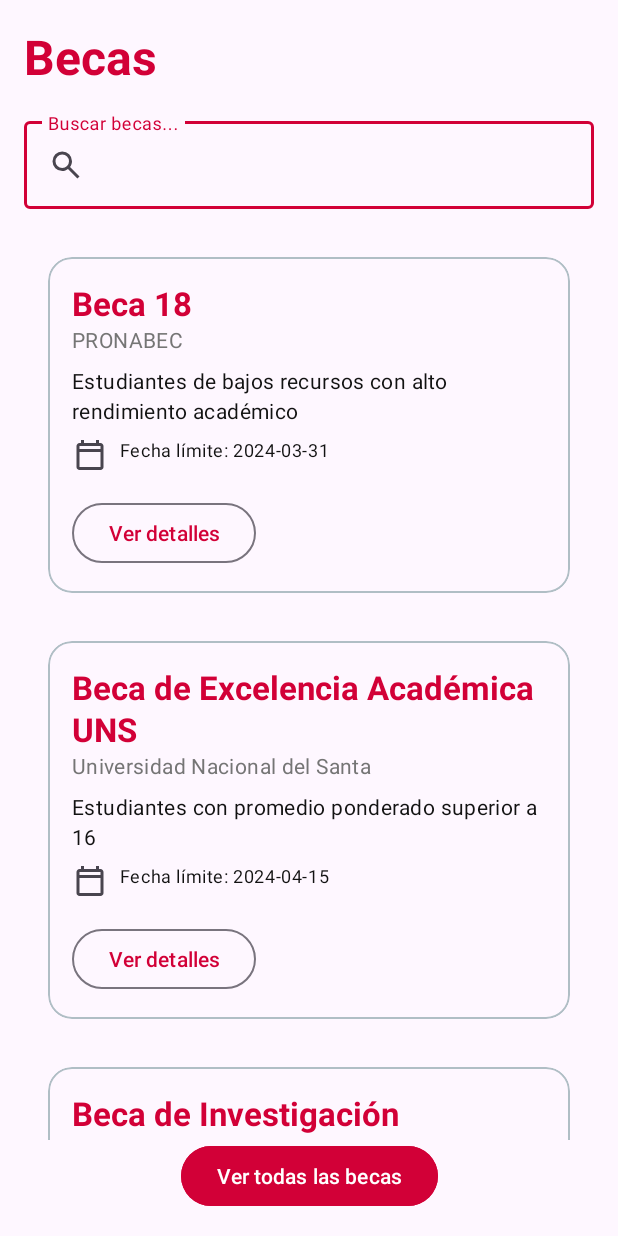
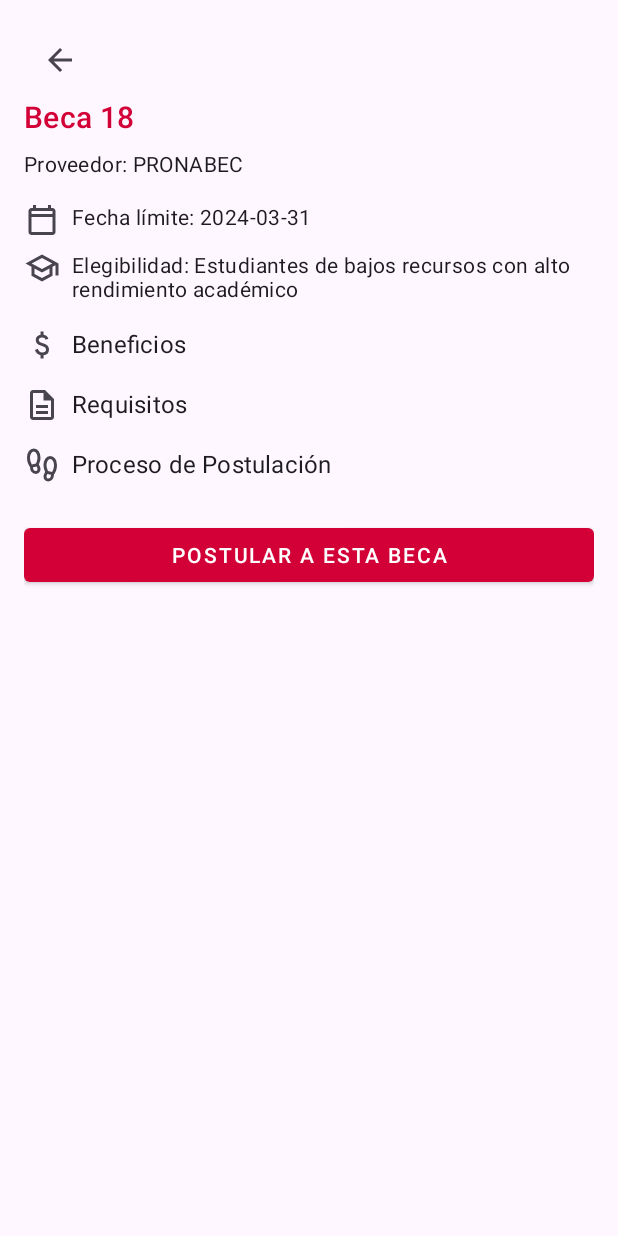
Before and after one commit to JoelLeonUNS/trabajos-uns, an Android app: the screen it shows after launch (MainActivity), on a phone screen of 412 x 824 dp. Run offline under Robolectric (Android 15) with nearby library versions, the phone set to English and light mode, and no system bars.

Commit message:
becas detalles 1.0

```diff
--- /dev/null
+++ b/M3DesignUNS/app/src/main/java/com/example/m3design_uns/BecaDetalleFragment.kt
@@ -0,0 +1,67 @@
+package com.example.m3design_uns
+
+import android.os.Bundle
+import android.view.LayoutInflater
+import android.view.View
+import android.view.ViewGroup
+import android.widget.LinearLayout
+import android.widget.TextView
+import androidx.fragment.app.Fragment
+import com.google.android.material.button.MaterialButton
+import com.google.android.material.textview.MaterialTextView
+
+class BecaDetalleFragment : Fragment() {
+
+    private var beca: Scholarship? = null
+
+    override fun onCreateView(
+        inflater: LayoutInflater,
+        container: ViewGroup?,
+        savedInstanceState: Bundle?
+    ): View? {
+        val view = inflater.inflate(R.layout.fragment_beca_detalle, container, false)
+
+        arguments?.let {
+            beca = it.getSerializable("beca") as Scholarship
+        }
+
+        val title: TextView = view.findViewById(R.id.beca_title)
+        val provider: TextView = view.findViewById(R.id.beca_provider)
+        val deadline: TextView = view.findViewById(R.id.beca_deadline)
+        val eligibility: TextView = view.findViewById(R.id.beca_eligibility)
+
+        beca?.let {
+            title.text = it.title
+            provider.text = it.provider
+            deadline.text = "Fecha límite de postulación: ${it.deadline}"
+            eligibility.text = "Elegibilidad: ${it.eligibility}"
+        }
+
+        val benefitsLayout: LinearLayout = view.findViewById(R.id.benefits_layout)
+        val requirementsLayout: LinearLayout = view.findViewById(R.id.requirements_layout)
+        val applicationProcessLayout: LinearLayout = view.findViewById(R.id.application_process_layout)
+
+        beca?.let {
+            populateList(benefitsLayout, it.benefits)
+            populateList(requirementsLayout, it.requirements)
+            populateList(applicationProcessLayout, it.applicationProcess)
+        }
+
+        val applyButton: MaterialButton = view.findViewById(R.id.button_apply)
+        applyButton.setOnClickListener {
+            // Lógica para la postulación
+        }
+
+        return view
+    }
+
+    private fun populateList(layout: LinearLayout, items: List<String>) {
+        for (item in items) {
+            val textView = MaterialTextView(requireContext())
+            textView.text = "• $item"
+            textView.setTextColor(requireContext().getColor(R.color.colorOnSurface))
+            textView.textSize = 16f
+            layout.addView(textView)
+        }
+    }
+}
--- a/M3DesignUNS/app/src/main/java/com/example/m3design_uns/BecasFragment.kt
+++ b/M3DesignUNS/app/src/main/java/com/example/m3design_uns/BecasFragment.kt
@@ -33,7 +33,24 @@ class BecasFragment : Fragment() {
                 provider = "PRONABEC",
                 deadline = "2024-03-31",
                 eligibility = "Estudiantes de bajos recursos con alto rendimiento académico",
-                type = "Completa"
+                type = "Completa",
+                benefits = listOf(
+                    "Cobertura total de matrícula",
+                    "Subvención mensual",
+                    "Subvención para alimentación",
+                    "Subvención para movilidad local"
+                ),
+                requirements = listOf(
+                    "Haber concluido la educación secundaria",
+                    "Pertenecer al tercio superior de su promoción",
+                    "Tener ingresos familiares menores al valor de la UIT"
+                ),
+                applicationProcess = listOf(
+                    "Inscripción en la plataforma del PRONABEC",
+                    "Presentación de documentos",
+                    "Evaluación socioeconómica",
+                    "Evaluación académica"
+                )
             ),
             Scholarship(
                 id = 2,
@@ -41,7 +58,20 @@ class BecasFragment : Fragment() {
                 provider = "Universidad Nacional del Santa",
                 deadline = "2024-04-15",
                 eligibility = "Estudiantes con promedio ponderado superior a 16",
-                type = "Parcial"
+                type = "Parcial",
+                benefits = listOf(
+                    "Cobertura parcial de matrícula",
+                    "Subvención mensual"
+                ),
+                requirements = listOf(
+                    "Haber concluido al menos un ciclo académico",
+                    "Tener promedio ponderado superior a 16"
+                ),
+                applicationProcess = listOf(
+                    "Inscripción en la plataforma de la UNS",
+                    "Presentación de documentos",
+                    "Evaluación académica"
+                )
             ),
             Scholarship(
                 id = 3,
@@ -49,7 +79,21 @@ class BecasFragment : Fragment() {
                 provider = "Consejo Nacional de Ciencia y Tecnología",
                 deadline = "2024-05-30",
                 eligibility = "Estudiantes de últimos años con proyecto de investigación",
-                type = "Completa"
+                type = "Completa",
+                benefits = listOf(
+                    "Cobertura total de matrícula",
+                    "Subvención mensual",
+                    "Subvención para investigación"
+                ),
+                requirements = listOf(
+                    "Haber concluido al menos el 70% de los créditos",
+                    "Tener un proyecto de investigación aprobado"
+                ),
+                applicationProcess = listOf(
+                    "Inscripción en la plataforma del CONCYTEC",
+                    "Presentación de proyecto de investigación",
+                    "Evaluación de proyecto"
+                )
             )
         )
 
--- a/M3DesignUNS/app/src/main/java/com/example/m3design_uns/MainActivity.kt
+++ b/M3DesignUNS/app/src/main/java/com/example/m3design_uns/MainActivity.kt
@@ -16,7 +16,7 @@ class MainActivity : AppCompatActivity() {
         if (savedInstanceState == null) {
             // Reemplazar el contenedor con el fragmento de becas
             supportFragmentManager.beginTransaction()
-                .replace(R.id.fragmentContainer, BecasFragment())
+                .replace(R.id.fragmentContainer, BecaDetalleFragment())
                 .commit()
         }
     }
--- a/M3DesignUNS/app/src/main/java/com/example/m3design_uns/Scholarship.kt
+++ b/M3DesignUNS/app/src/main/java/com/example/m3design_uns/Scholarship.kt
@@ -6,5 +6,8 @@ data class Scholarship (
     val provider: String,
     val deadline: String,
     val eligibility: String,
-    val type: String
+    val type: String,
+    val benefits: List<String>, // Lista de beneficios
+    val requirements: List<String>, // Lista de requisitos
+    val applicationProcess: List<String> // Lista del proceso de postulación
 )
--- /dev/null
+++ b/M3DesignUNS/app/src/main/res/drawable/arrow_back_24px.xml
@@ -0,0 +1,11 @@
+<vector xmlns:android="http://schemas.android.com/apk/res/android"
+    android:width="24dp"
+    android:height="24dp"
+    android:viewportWidth="960"
+    android:viewportHeight="960"
+    android:tint="?attr/colorControlNormal"
+    android:autoMirrored="true">
+  <path
+      android:fillColor="@android:color/white"
+      android:pathData="M313,520L537,744L480,800L160,480L480,160L537,216L313,440L800,440L800,520L313,520Z"/>
+</vector>
--- /dev/null
+++ b/M3DesignUNS/app/src/main/res/drawable/attach_money_24px.xml
@@ -0,0 +1,10 @@
+<vector xmlns:android="http://schemas.android.com/apk/res/android"
+    android:width="24dp"
+    android:height="24dp"
+    android:viewportWidth="960"
+    android:viewportHeight="960"
+    android:tint="?attr/colorControlNormal">
+  <path
+      android:fillColor="@android:color/white"
+      android:pathData="M441,840L441,754Q388,742 349.5,708Q311,674 293,612L367,582Q382,630 411.5,655Q441,680 489,680Q530,680 558.5,661.5Q587,643 587,604Q587,569 565,548.5Q543,528 463,502Q377,475 345,437.5Q313,400 313,346Q313,281 355,245Q397,209 441,204L441,120L521,120L521,204Q571,212 603.5,240.5Q636,269 651,310L577,342Q565,310 543,294Q521,278 483,278Q439,278 416,297.5Q393,317 393,346Q393,379 423,398Q453,417 527,438Q596,458 631.5,501.5Q667,545 667,602Q667,673 625,710Q583,747 521,756L521,840L441,840Z"/>
+</vector>
--- /dev/null
+++ b/M3DesignUNS/app/src/main/res/drawable/card_background.xml
@@ -0,0 +1,5 @@
+<?xml version="1.0" encoding="utf-8"?>
+<shape xmlns:android="http://schemas.android.com/apk/res/android">
+    <solid android:color="@android:color/white"/>
+    <corners android:radius="8dp"/>
+</shape>
--- /dev/null
+++ b/M3DesignUNS/app/src/main/res/drawable/description_24px.xml
@@ -0,0 +1,10 @@
+<vector xmlns:android="http://schemas.android.com/apk/res/android"
+    android:width="24dp"
+    android:height="24dp"
+    android:viewportWidth="960"
+    android:viewportHeight="960"
+    android:tint="?attr/colorControlNormal">
+  <path
+      android:fillColor="@android:color/white"
+      android:pathData="M320,720L640,720L640,640L320,640L320,720ZM320,560L640,560L640,480L320,480L320,560ZM240,880Q207,880 183.5,856.5Q160,833 160,800L160,160Q160,127 183.5,103.5Q207,80 240,80L560,80L800,320L800,800Q800,833 776.5,856.5Q753,880 720,880L240,880ZM520,360L520,160L240,160Q240,160 240,160Q240,160 240,160L240,800Q240,800 240,800Q240,800 240,800L720,800Q720,800 720,800Q720,800 720,800L720,360L520,360ZM240,160L240,160L240,360L240,360L240,160L240,360L240,360L240,800Q240,800 240,800Q240,800 240,800L240,800Q240,800 240,800Q240,800 240,800L240,160Q240,160 240,160Q240,160 240,160Z"/>
+</vector>
--- /dev/null
+++ b/M3DesignUNS/app/src/main/res/drawable/footprint_24px.xml
@@ -0,0 +1,10 @@
+<vector xmlns:android="http://schemas.android.com/apk/res/android"
+    android:width="24dp"
+    android:height="24dp"
+    android:viewportWidth="960"
+    android:viewportHeight="960"
+    android:tint="?attr/colorControlNormal">
+  <path
+      android:fillColor="@android:color/white"
+      android:pathData="M260,120Q215,120 187.5,170Q160,220 160,280Q160,343 177.5,391.5Q195,440 210,464L320,442Q333,410 346.5,369Q360,328 360,280Q360,220 332.5,170Q305,120 260,120ZM315,640Q334,640 347,626Q360,612 360,587Q360,570 352,552Q344,534 336,520L240,540Q240,580 257.5,610Q275,640 315,640ZM700,320Q655,320 627.5,370Q600,420 600,480Q600,528 613.5,568.5Q627,609 640,642L750,664Q765,640 782.5,592Q800,544 800,480Q800,420 772.5,370Q745,320 700,320ZM645,840Q685,840 702.5,810Q720,780 720,740L624,720Q616,734 608,752Q600,770 600,787Q600,807 612.5,823.5Q625,840 645,840ZM315,720Q238,720 198,663Q158,606 160,535L160,535L142,508Q131,491 105.5,431Q80,371 80,280Q80,177 131,108.5Q182,40 260,40Q345,40 392.5,115.5Q440,191 440,280Q440,338 424,387Q408,436 396,466L404,479Q412,493 426,523.5Q440,554 440,587Q440,644 404.5,682Q369,720 315,720ZM645,920Q591,920 555.5,882Q520,844 520,787Q520,754 534,723.5Q548,693 556,679L564,666Q552,636 536,587Q520,538 520,480Q520,391 567.5,315.5Q615,240 700,240Q778,240 829,308.5Q880,377 880,480Q880,571 854.5,630.5Q829,690 818,707L800,735L800,735Q801,806 761.5,863Q722,920 645,920Z"/>
+</vector>
--- /dev/null
+++ b/M3DesignUNS/app/src/main/res/drawable/school_24px.xml
@@ -0,0 +1,10 @@
+<vector xmlns:android="http://schemas.android.com/apk/res/android"
+    android:width="24dp"
+    android:height="24dp"
+    android:viewportWidth="960"
+    android:viewportHeight="960"
+    android:tint="?attr/colorControlNormal">
+  <path
+      android:fillColor="@android:color/white"
+      android:pathData="M480,840L200,688L200,448L40,360L480,120L920,360L920,680L840,680L840,404L760,448L760,688L480,840ZM480,508L754,360L480,212L206,360L480,508ZM480,749L680,641L680,490L480,600L280,490L280,641L480,749ZM480,508L480,508L480,508L480,508ZM480,598L480,598L480,598L480,598L480,598L480,598L480,598L480,598ZM480,598L480,598L480,598L480,598L480,598L480,598L480,598L480,598Z"/>
+</vector>
--- /dev/null
+++ b/M3DesignUNS/app/src/main/res/layout/fragment_beca_detalle.xml
@@ -0,0 +1,203 @@
+<?xml version="1.0" encoding="utf-8"?>
+<androidx.core.widget.NestedScrollView xmlns:android="http://schemas.android.com/apk/res/android"
+    xmlns:app="http://schemas.android.com/apk/res-auto"
+    android:layout_width="match_parent"
+    android:layout_height="match_parent"
+    android:padding="16dp">
+
+    <!-- Contenedor principal en LinearLayout -->
+    <LinearLayout
+        android:orientation="vertical"
+        android:layout_width="match_parent"
+        android:layout_height="wrap_content">
+
+        <!-- Botón de retroceso y título -->
+        <LinearLayout
+            android:orientation="horizontal"
+            android:layout_width="wrap_content"
+            android:layout_height="wrap_content"
+            android:gravity="center_vertical">
+
+            <ImageView
+                android:layout_width="48dp"
+                android:layout_height="48dp"
+                android:src="@drawable/arrow_back_24px"
+                android:contentDescription="Back"
+                android:padding="12dp"
+                android:onClick="onBackPressed" />
+        </LinearLayout>
+
+        <LinearLayout
+            android:orientation="horizontal"
+            android:layout_width="wrap_content"
+            android:layout_height="wrap_content"
+            android:gravity="center_vertical">
+
+            <com.google.android.material.textview.MaterialTextView
+                android:id="@+id/beca_title"
+                style="@style/TextAppearance.MaterialComponents.Headline6"
+                android:layout_width="wrap_content"
+                android:layout_height="wrap_content"
+                android:text="Beca 18"
+                android:textColor="?attr/colorPrimary" />
+        </LinearLayout>
+
+        <!-- Proveedor -->
+        <com.google.android.material.textview.MaterialTextView
+            android:id="@+id/beca_provider"
+            style="@style/TextAppearance.MaterialComponents.Body2"
+            android:layout_width="wrap_content"
+            android:layout_height="wrap_content"
+            android:text="Proveedor: PRONABEC"
+            android:textColor="?attr/colorOnSurface"
+            android:layout_marginTop="8dp" />
+
+        <!-- Fecha límite con ícono -->
+        <LinearLayout
+            android:orientation="horizontal"
+            android:layout_width="wrap_content"
+            android:layout_height="wrap_content"
+            android:layout_marginTop="16dp">
+
+            <ImageView
+                android:layout_width="24dp"
+                android:layout_height="24dp"
+                android:src="@drawable/calendar_today_24px"
+                android:contentDescription="Fecha límite" />
+
+            <com.google.android.material.textview.MaterialTextView
+                android:id="@+id/beca_deadline"
+                style="@style/TextAppearance.MaterialComponents.Body2"
+                android:layout_width="wrap_content"
+                android:layout_height="wrap_content"
+                android:text="Fecha límite: 2024-03-31"
+                android:textColor="?attr/colorOnSurface"
+                android:layout_marginStart="8dp"/>
+        </LinearLayout>
+
+        <!-- Elegibilidad con ícono -->
+        <LinearLayout
+            android:orientation="horizontal"
+            android:layout_width="wrap_content"
+            android:layout_height="wrap_content"
+            android:layout_marginTop="8dp">
+
+            <ImageView
+                android:layout_width="24dp"
+                android:layout_height="24dp"
+                android:src="@drawable/school_24px"
+                android:contentDescription="Elegibilidad" />
+
+            <com.google.android.material.textview.MaterialTextView
+                android:id="@+id/beca_eligibility"
+                style="@style/TextAppearance.MaterialComponents.Body2"
+                android:layout_width="wrap_content"
+                android:layout_height="wrap_content"
+                android:text="Elegibilidad: Estudiantes de bajos recursos con alto rendimiento académico"
+                android:textColor="?attr/colorOnSurface"
+                android:layout_marginStart="8dp"/>
+        </LinearLayout>
+
+        <!-- Beneficios con ícono y lista dinámica -->
+        <LinearLayout
+            android:orientation="horizontal"
+            android:layout_width="wrap_content"
+            android:layout_height="wrap_content"
+            android:layout_marginTop="16dp">
+
+            <ImageView
+                android:layout_width="24dp"
+                android:layout_height="24dp"
+                android:src="@drawable/attach_money_24px"
+                android:contentDescription="Beneficios" />
+
+            <com.google.android.material.textview.MaterialTextView
+                android:layout_width="wrap_content"
+                android:layout_height="wrap_content"
+                android:text="Beneficios"
+                style="@style/TextAppearance.MaterialComponents.Subtitle1"
+                android:layout_marginStart="8dp"
+                android:textColor="?attr/colorOnSurface"/>
+        </LinearLayout>
+
+        <!-- Contenedor dinámico para la lista de beneficios -->
+        <LinearLayout
+            android:id="@+id/benefits_layout"
+            android:orientation="vertical"
+            android:layout_width="match_parent"
+            android:layout_height="wrap_content"
+            android:layout_marginStart="32dp" />
+
+        <!-- Requisitos con ícono y lista dinámica -->
+        <LinearLayout
+            android:orientation="horizontal"
+            android:layout_width="wrap_content"
+            android:layout_height="wrap_content"
+            android:layout_marginTop="16dp">
+
+            <ImageView
+                android:layout_width="24dp"
+                android:layout_height="24dp"
+                android:src="@drawable/description_24px"
+                android:contentDescription="Requisitos" />
+
+            <com.google.android.material.textview.MaterialTextView
+                android:layout_width="wrap_content"
+                android:layout_height="wrap_content"
+                android:text="Requisitos"
+                style="@style/TextAppearance.MaterialComponents.Subtitle1"
+                android:layout_marginStart="8dp"
+                android:textColor="?attr/colorOnSurface"/>
+        </LinearLayout>
+
+        <!-- Contenedor dinámico para la lista de requisitos -->
+        <LinearLayout
+            android:id="@+id/requirements_layout"
+            android:orientation="vertical"
+            android:layout_width="match_parent"
+            android:layout_height="wrap_content"
+            android:layout_marginStart="32dp" />
+
+        <!-- Proceso de Postulación con ícono y lista dinámica -->
+        <LinearLayout
+            android:orientation="horizontal"
+            android:layout_width="wrap_content"
+            android:layout_height="wrap_content"
+            android:layout_marginTop="16dp">
+
+            <ImageView
+                android:layout_width="24dp"
+                android:layout_height="24dp"
+                android:src="@drawable/footprint_24px"
+                android:contentDescription="Proceso de Postulación" />
+
+            <com.google.android.material.textview.MaterialTextView
+                android:layout_width="wrap_content"
+                android:layout_height="wrap_content"
+                android:text="Proceso de Postulación"
+                style="@style/TextAppearance.MaterialComponents.Subtitle1"
+                android:layout_marginStart="8dp"
+                android:textColor="?attr/colorOnSurface"/>
+        </LinearLayout>
+
+        <!-- Contenedor dinámico para la lista de proceso de postulación -->
+        <LinearLayout
+            android:id="@+id/application_process_layout"
+            android:orientation="vertical"
+            android:layout_width="match_parent"
+            android:layout_height="wrap_content"
+            android:layout_marginStart="32dp" />
+
+        <!-- Botón de postulación -->
+        <com.google.android.material.button.MaterialButton
+            android:id="@+id/button_apply"
+            style="@style/Widget.MaterialComponents.Button"
+            android:layout_width="match_parent"
+            android:layout_height="wrap_content"
+            android:text="Postular a esta Beca"
+            android:layout_marginTop="24dp"
+            app:backgroundTint="?attr/colorPrimary"
+            android:textColor="@android:color/white" />
+
+    </LinearLayout>
+</androidx.core.widget.NestedScrollView>
--- a/M3DesignUNS/app/src/main/res/values/colors.xml
+++ b/M3DesignUNS/app/src/main/res/values/colors.xml
@@ -15,5 +15,5 @@
     <color name="md_theme_light_primary">#D20037</color> <!-- Color principal (Ejemplo morado) -->
     <color name="md_theme_light_onSurfaceVariant">#FF757575</color> <!-- Color de variante -->
     <color name="md_theme_light_onSurface">#FF121212</color> <!-- Color de texto -->
-
+    <color name="colorOnSurface">#000000</color>
 </resources>
```
